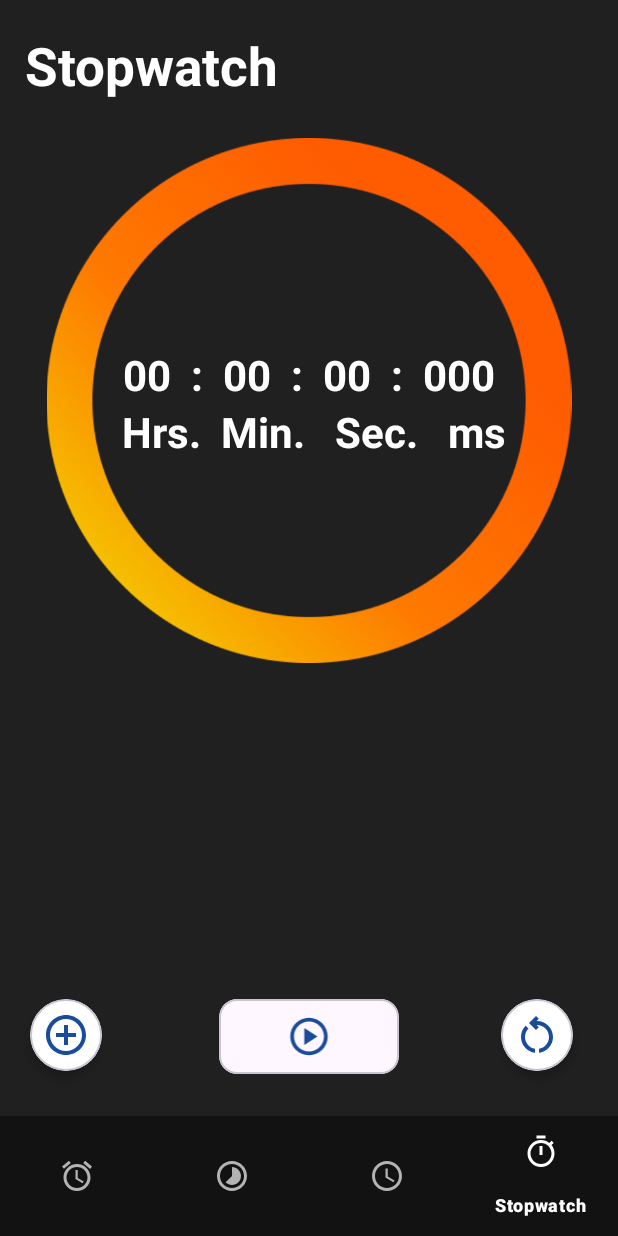
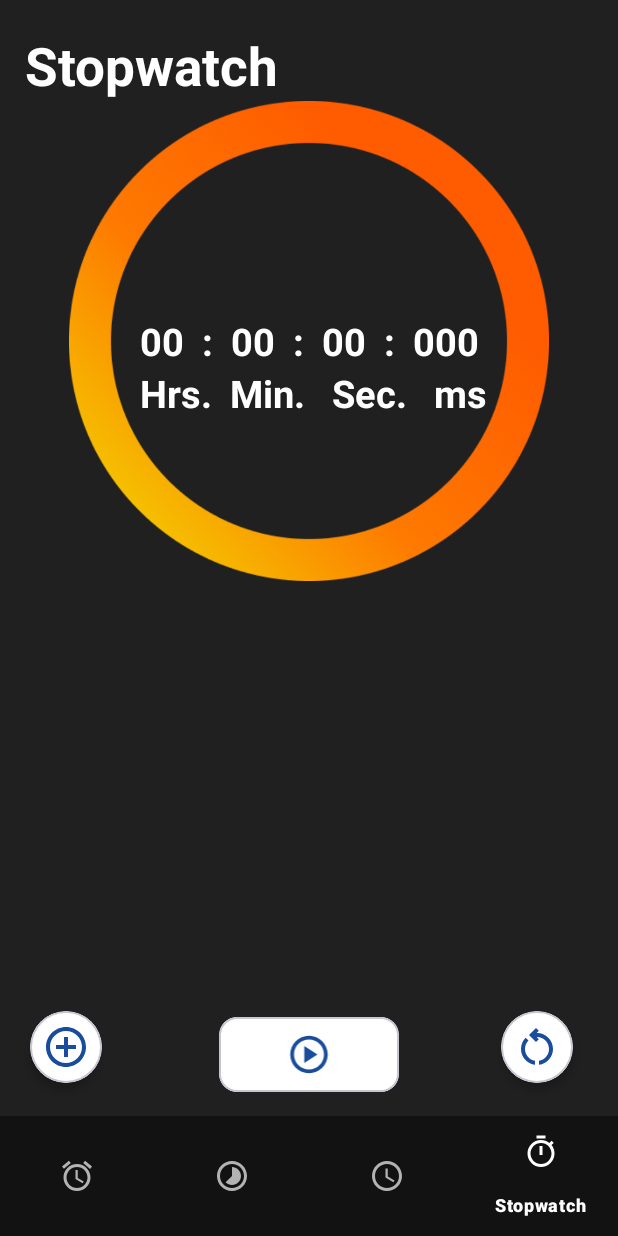
Before and after one commit to tiwarivk1511/Alarm-Clock, an Android app: the StopWatchFragment screen opened through its navigation route, on a phone screen of 412 x 824 dp. Run offline under Robolectric (Android 15) with nearby library versions, the phone set to English and light mode, and no system bars; our stand-ins replace Room's generated code, navigation-ui; libraries missing offline, so code that uses them is left out: it.xabaras.android.

Commit message:
Crash error fixed

```diff
--- a/app/build.gradle
+++ b/app/build.gradle
@@ -10,8 +10,8 @@ android {
         applicationId "com.alarm.alarmclock"
         minSdk 24
         targetSdk 34
-        versionCode 1
-        versionName "2.0.0"
+        versionCode 4
+        versionName "4.0.0"
         testInstrumentationRunner "androidx.test.runner.AndroidJUnitRunner"
     }
 
--- a/app/src/main/java/com/alarm/alarmclock/AlarmClockActivity.java
+++ b/app/src/main/java/com/alarm/alarmclock/AlarmClockActivity.java
@@ -57,6 +57,7 @@ public class AlarmClockActivity extends AppCompatActivity {
         //change the color of icons in status bar
         getWindow().getDecorView().setSystemUiVisibility(View.SYSTEM_UI_FLAG_LIGHT_STATUS_BAR);
 
+        try{
             // Setup Navigation Component
             NavController navController = Navigation.findNavController(this, R.id.nav_host_fragment_activity_alarm_clock);
             AppBarConfiguration appBarConfiguration = new AppBarConfiguration.Builder(
@@ -68,11 +69,11 @@ public class AlarmClockActivity extends AppCompatActivity {
             // Check notification permission
             // Check and request notification permission
             if (ContextCompat.checkSelfPermission(this, Manifest.permission.POST_NOTIFICATIONS) != PackageManager.PERMISSION_GRANTED) {
-            requestNotificationPermissionLauncher.launch(Manifest.permission.POST_NOTIFICATIONS);
+                requestNotificationPermissionLauncher.launch(android.Manifest.permission.POST_NOTIFICATIONS);
             } else {
                 // Check and request exact alarm permission
-            if (ContextCompat.checkSelfPermission(this, Manifest.permission.SCHEDULE_EXACT_ALARM) != PackageManager.PERMISSION_GRANTED) {
-                ActivityCompat.requestPermissions(this, new String[]{Manifest.permission.SCHEDULE_EXACT_ALARM}, 1);
+                if (ContextCompat.checkSelfPermission(this, android.Manifest.permission.SCHEDULE_EXACT_ALARM) != PackageManager.PERMISSION_GRANTED) {
+                    ActivityCompat.requestPermissions(this, new String[]{android.Manifest.permission.SCHEDULE_EXACT_ALARM}, 1);
                 } else {
                     // Check and request set alarm permission
                     if (ContextCompat.checkSelfPermission(this, "com.android.alarm.permission.SET_ALARM") != PackageManager.PERMISSION_GRANTED) {
@@ -80,6 +81,10 @@ public class AlarmClockActivity extends AppCompatActivity {
                     }
                 }
             }
+        }catch (Exception e){
+            e.printStackTrace();
+        }
+
 
 
 
--- a/app/src/main/res/layout/activity_alarm_clock.xml
+++ b/app/src/main/res/layout/activity_alarm_clock.xml
@@ -23,7 +23,8 @@
         android:id="@+id/nav_host_fragment_activity_alarm_clock"
         android:name="androidx.navigation.fragment.NavHostFragment"
         android:layout_width="match_parent"
-        android:layout_height="0dp"
+        android:layout_height="match_parent"
+        android:layout_marginBottom="85dp"
         app:defaultNavHost="true"
         app:layout_constraintBottom_toTopOf="@id/nav_view"
         app:layout_constraintLeft_toLeftOf="parent"
@@ -35,7 +36,7 @@
     <com.google.android.material.bottomnavigation.BottomNavigationView
         android:id="@+id/nav_view"
         android:layout_width="match_parent"
-        android:layout_height="wrap_content"
+        android:layout_height="80dp"
         android:background="@color/bottom_nav_background"
         app:itemActiveIndicatorStyle="@color/colorBackground"
         app:itemIconTint="@drawable/bottom_nav_item_color"
--- a/app/src/main/res/layout/fragment_stop_watch.xml
+++ b/app/src/main/res/layout/fragment_stop_watch.xml
@@ -7,47 +7,42 @@
     android:background="@color/colorBackground">
 
     <TextView
+        android:id="@+id/textView"
         android:layout_width="wrap_content"
         android:layout_height="wrap_content"
+        android:layout_marginStart="16dp"
+        android:layout_marginTop="20dp"
+        android:text="Stopwatch"
         android:textAlignment="center"
+        android:textColor="@color/background"
         android:textSize="35sp"
         android:textStyle="bold"
-        android:textColor="@color/background"
-        android:layout_marginTop="20dp"
-        android:layout_marginStart="16dp"
         app:layout_constraintStart_toStartOf="parent"
-        app:layout_constraintTop_toTopOf="parent"
-        android:text="Stopwatch" />
+        app:layout_constraintTop_toTopOf="parent" />
+
 
     <ImageView
         android:id="@+id/imageView3"
         android:layout_width="match_parent"
-        android:layout_height="350dp"
+        android:layout_height="320dp"
         android:src="@drawable/ring"
-        app:layout_constraintBottom_toBottomOf="parent"
         app:layout_constraintEnd_toEndOf="parent"
         app:layout_constraintHorizontal_bias="0.0"
         app:layout_constraintStart_toStartOf="parent"
-        app:layout_constraintTop_toTopOf="parent"
-        app:layout_constraintVertical_bias="0.233" />
+        app:layout_constraintTop_toBottomOf="@+id/textView" />
 
             <TextView
                 android:id="@+id/textTimer"
-        android:layout_width="0dp"
+                android:layout_width="match_parent"
                 android:layout_height="wrap_content"
-        android:layout_marginStart="16dp"
-        android:layout_marginEnd="16dp"
                 android:text="00  :  00  :  00  :  000"
                 android:textAlignment="center"
                 android:textColor="@color/background"
-        android:textSize="28sp"
+                android:textSize="25sp"
                 android:textStyle="bold"
-        app:layout_constraintBottom_toBottomOf="parent"
-        app:layout_constraintEnd_toEndOf="parent"
-        app:layout_constraintHorizontal_bias="0.0"
-        app:layout_constraintStart_toStartOf="parent"
-        app:layout_constraintTop_toTopOf="parent"
-        app:layout_constraintVertical_bias="0.327" />
+                app:layout_constraintBottom_toBottomOf="@+id/imageView3"
+                app:layout_constraintTop_toTopOf="@+id/imageView3"
+                tools:layout_editor_absoluteX="16dp" />
 
             <TextView
                 android:id="@+id/textTimerHint"
@@ -56,22 +51,23 @@
                 android:text=" Hrs.  Min.   Sec.   ms"
                 android:textAlignment="center"
                 android:textColor="@color/background"
-        android:textSize="28sp"
+                android:textSize="25sp"
                 android:textStyle="bold"
                 app:layout_constraintEnd_toEndOf="parent"
                 app:layout_constraintStart_toStartOf="parent"
-        app:layout_constraintTop_toBottomOf="@+id/textTimer"/>
-
+                app:layout_constraintTop_toBottomOf="@+id/textTimer" />
 
             <androidx.recyclerview.widget.RecyclerView
                 android:id="@+id/stopwatchRecyclerView"
                 android:layout_width="match_parent"
-        android:layout_height="180dp"
+                android:layout_height="250dp"
                 android:layout_marginTop="10dp"
-        tools:listitem="@layout/stopwatch_layout"
                 app:layout_constraintBottom_toTopOf="@+id/startBtn"
+                app:layout_constraintEnd_toEndOf="parent"
                 app:layout_constraintStart_toStartOf="parent"
-        app:layout_constraintTop_toBottomOf="@+id/imageView3" />
+                app:layout_constraintTop_toBottomOf="@+id/imageView3"
+                tools:listitem="@layout/stopwatch_layout" />
+
 
 
             <com.google.android.material.card.MaterialCardView
@@ -79,12 +75,12 @@
                 android:layout_width="48dp"
                 android:layout_height="48dp"
                 android:layout_marginStart="20dp"
-        app:cardBackgroundColor="@color/background"
+                android:backgroundTint="@color/background"
                 app:cardCornerRadius="25dp"
                 app:cardElevation="4dp"
-        android:layout_marginBottom="30dp"
                 app:layout_constraintBottom_toBottomOf="parent"
-        app:layout_constraintStart_toStartOf="parent">
+                app:layout_constraintStart_toStartOf="parent"
+                app:layout_constraintTop_toBottomOf="@+id/stopwatchRecyclerView">
 
                 <ImageView
                     android:layout_width="match_parent"
@@ -94,18 +90,18 @@
                     app:tint="@color/primaryDark" />
             </com.google.android.material.card.MaterialCardView>
 
-
-
             <!-- Buttons -->
             <com.google.android.material.card.MaterialCardView
                 android:id="@+id/startBtn"
                 android:layout_width="120dp"
                 android:layout_height="50dp"
+                android:backgroundTint="@color/background"
                 android:clickable="true"
-        android:background="@color/background"
+                android:layout_marginTop="10dp"
+                app:layout_constraintBottom_toBottomOf="parent"
                 app:layout_constraintEnd_toEndOf="parent"
                 app:layout_constraintStart_toStartOf="parent"
-        app:layout_constraintTop_toTopOf="@+id/resetCard">
+                app:layout_constraintTop_toBottomOf="@+id/stopwatchRecyclerView">
 
                 <ImageView
                     android:layout_width="match_parent"
@@ -119,12 +115,14 @@
                 android:id="@+id/pauseBtn"
                 android:layout_width="120dp"
                 android:layout_height="50dp"
+                android:backgroundTint="@color/background"
                 android:clickable="true"
                 android:visibility="gone"
-        android:background="@color/background"
+                android:layout_marginTop="10dp"
+                app:layout_constraintBottom_toBottomOf="parent"
                 app:layout_constraintEnd_toEndOf="parent"
                 app:layout_constraintStart_toStartOf="parent"
-        app:layout_constraintTop_toTopOf="@+id/resetCard">
+                app:layout_constraintTop_toBottomOf="@+id/stopwatchRecyclerView">
 
                 <ImageView
                     android:layout_width="match_parent"
@@ -138,13 +136,13 @@
                 android:id="@+id/resetCard"
                 android:layout_width="48dp"
                 android:layout_height="48dp"
+                android:layout_marginEnd="30dp"
+                android:backgroundTint="@color/background"
                 app:cardCornerRadius="25dp"
                 app:cardElevation="4dp"
-        android:layout_marginBottom="30dp"
-        android:layout_marginEnd="30dp"
-        app:cardBackgroundColor="@color/background"
                 app:layout_constraintBottom_toBottomOf="parent"
-        app:layout_constraintEnd_toEndOf="parent">
+                app:layout_constraintEnd_toEndOf="parent"
+                app:layout_constraintTop_toBottomOf="@+id/stopwatchRecyclerView">
 
                 <ImageView
                     android:layout_width="match_parent"
```
Also changed, not shown: app/src/main/res/layout/fragment_alarm.xml (+24 -5 lines), app/src/main/res/layout/fragment_timer.xml (+19 -18 lines), app/src/main/java/com/alarm/alarmclock/supportingAlarmClasses/Alarm.java (line endings or trailing spaces), app/src/main/java/com/alarm/alarmclock/supportingAlarmClasses/AlarmDao.java (line endings or trailing spaces), 3 other files. Lines whose indentation alone changed are shown as unchanged.
